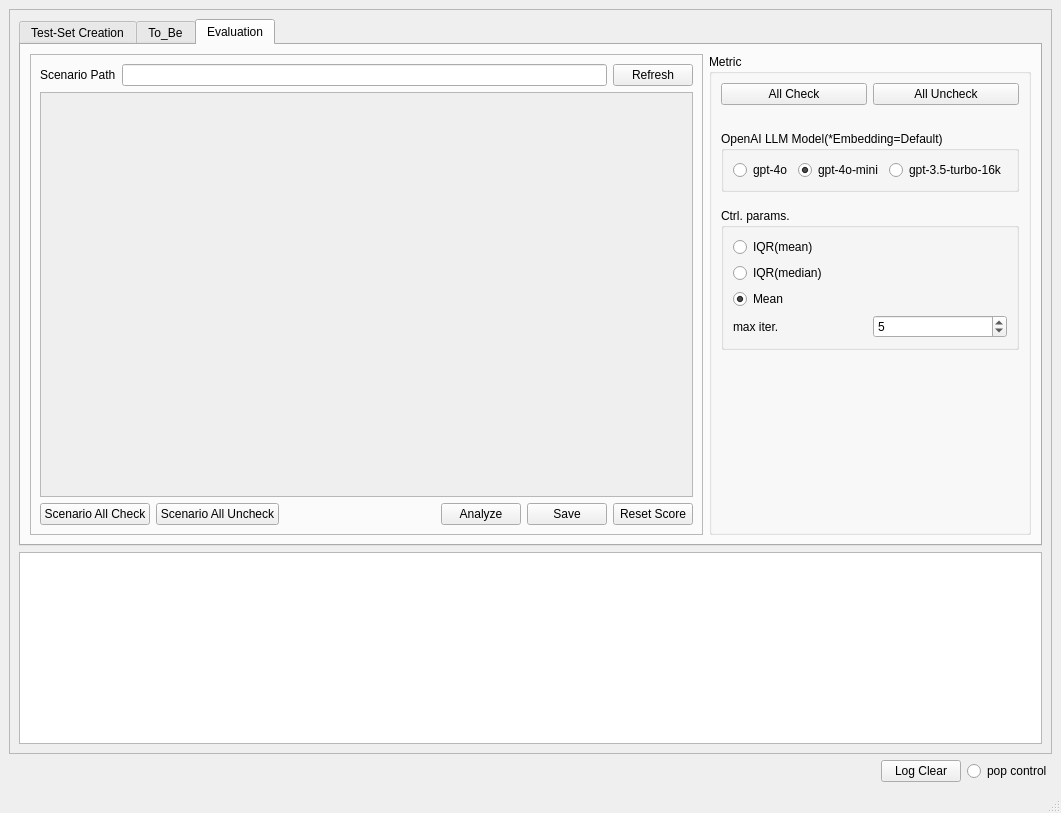
tom-shin/perf_metric, file chatgpt_performance_metric/ui_designer/main_frame.ui: the form before one commit.
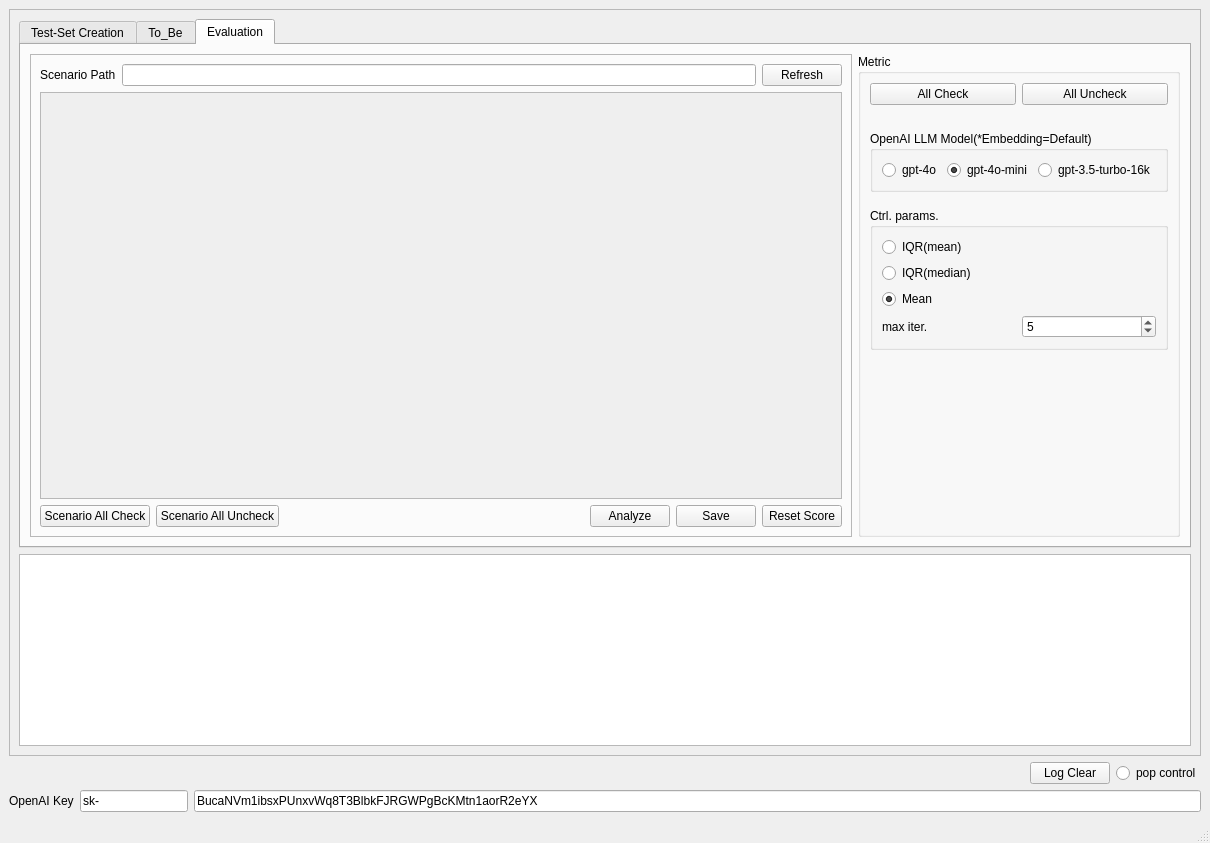
The form after the commit.

The edit to the form file:
```diff
--- a/chatgpt_performance_metric/ui_designer/main_frame.ui
+++ b/chatgpt_performance_metric/ui_designer/main_frame.ui
@@ -6,8 +6,8 @@
    <rect>
     <x>0</x>
     <y>0</y>
-    <width>1061</width>
-    <height>813</height>
+    <width>1210</width>
+    <height>843</height>
    </rect>
   </property>
   <property name="windowTitle">
@@ -581,8 +581,8 @@
                   <rect>
                    <x>0</x>
                    <y>0</y>
-                   <width>651</width>
-                   <height>376</height>
+                   <width>716</width>
+                   <height>325</height>
                   </rect>
                  </property>
                  <layout class="QVBoxLayout" name="verticalLayout_11">
@@ -696,6 +696,37 @@
       </item>
      </layout>
     </item>
+    <item>
+     <layout class="QHBoxLayout" name="horizontalLayout">
+      <item>
+       <widget class="QLabel" name="label_2">
+        <property name="text">
+         <string>OpenAI Key</string>
+        </property>
+       </widget>
+      </item>
+      <item>
+       <widget class="QLineEdit" name="opeanaikey1">
+        <property name="sizePolicy">
+         <sizepolicy hsizetype="Fixed" vsizetype="Fixed">
+          <horstretch>0</horstretch>
+          <verstretch>0</verstretch>
+         </sizepolicy>
+        </property>
+        <property name="text">
+         <string>sk-</string>
+        </property>
+       </widget>
+      </item>
+      <item>
+       <widget class="QLineEdit" name="opeanaikey2">
+        <property name="text">
+         <string>BucaNVm1ibsxPUnxvWq8T3BlbkFJRGWPgBcKMtn1aorR2eYX</string>
+        </property>
+       </widget>
+      </item>
+     </layout>
+    </item>
    </layout>
   </widget>
   <widget class="QMenuBar" name="menubar">
```
Left out of the diff: 4 changed lines with no effect on the pictures.
